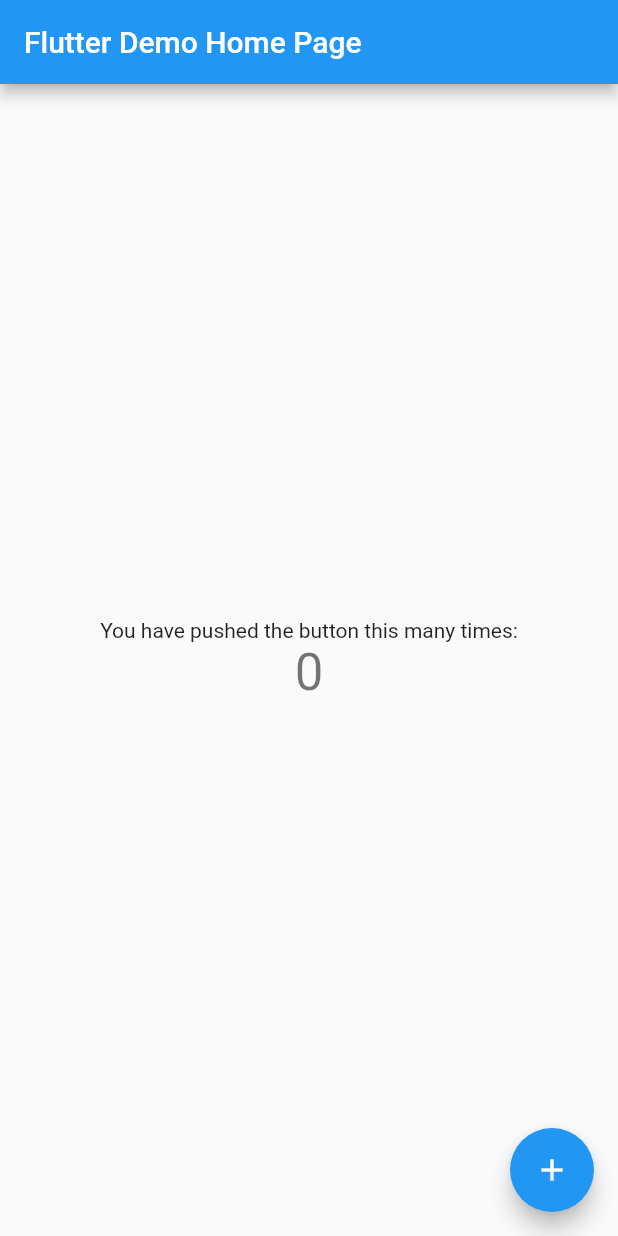
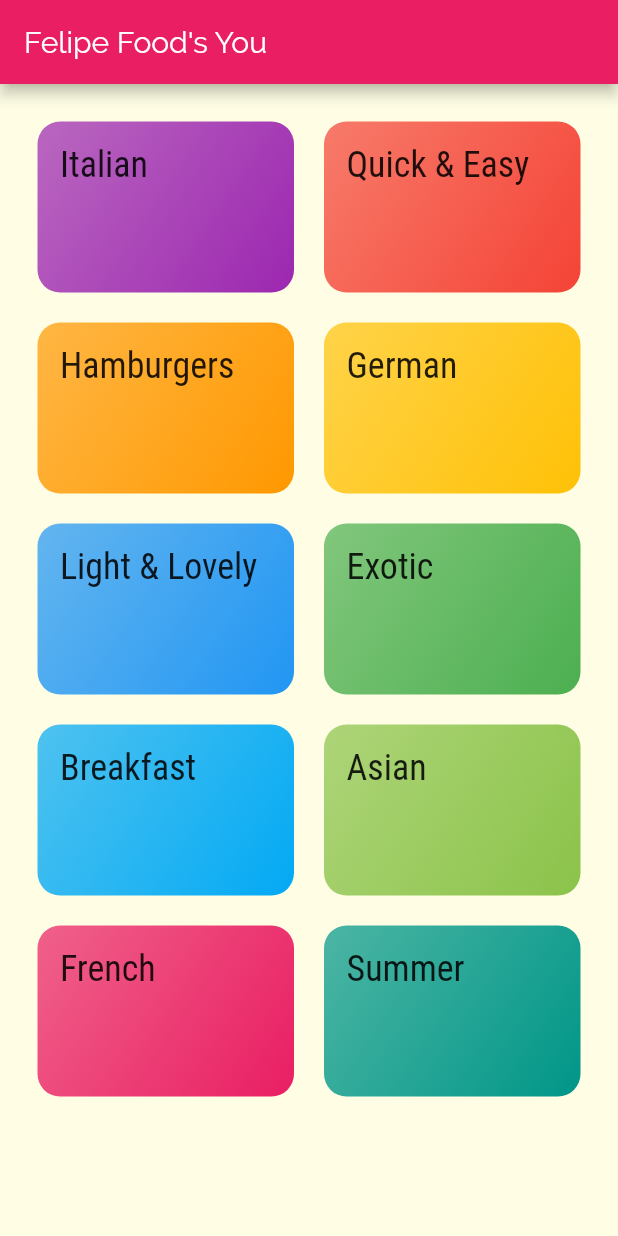
Before and after one commit to felipegabriel1942/curso-flutter-comidas-app, a Flutter app: the screen it shows after launch, on a phone screen of 412 x 824 dp. Run offline on Flutter 3.47's test engine with Material 2 defaults, Android fonts, the phone set to English and light mode, and no system bars.

Commit message:
Tela inicial e estilo inicial

```diff
--- /dev/null
+++ b/lib/categories_screen.dart
@@ -0,0 +1,24 @@
+import 'package:flutter/material.dart';
+
+import './category_item.dart';
+import './dummy_data.dart';
+
+class CategoriesScreen extends StatelessWidget {
+  @override
+  Widget build(BuildContext context) {
+    return Scaffold(
+      appBar: AppBar(title: Text('Felipe Food\'s You')),
+      body: GridView(
+        padding: const EdgeInsets.all(25),
+        children: DUMMY_CATEGORIES
+            .map((catData) => CategoryItem(catData.title, catData.color))
+            .toList(),
+        gridDelegate: SliverGridDelegateWithMaxCrossAxisExtent(
+            maxCrossAxisExtent: 200,
+            childAspectRatio: 3 / 2,
+            crossAxisSpacing: 20,
+            mainAxisSpacing: 20),
+      ),
+    );
+  }
+}
--- /dev/null
+++ b/lib/category_item.dart
@@ -0,0 +1,25 @@
+import 'package:flutter/material.dart';
+
+class CategoryItem extends StatelessWidget {
+  final String title;
+  final Color color;
+
+  CategoryItem(this.title, this.color);
+
+  @override
+  Widget build(BuildContext context) {
+    return Container(
+      padding: const EdgeInsets.all(15),
+      child: Text(
+        title,
+        style: Theme.of(context).textTheme.title,
+      ),
+      decoration: BoxDecoration(
+          gradient: LinearGradient(
+              colors: [color.withOpacity(0.7), color],
+              begin: Alignment.topLeft,
+              end: Alignment.bottomRight),
+          borderRadius: BorderRadius.circular(15)),
+    );
+  }
+}
--- /dev/null
+++ b/lib/dummy_data.dart
@@ -0,0 +1,56 @@
+import 'package:flutter/material.dart';
+
+import './models/category.dart';
+
+const DUMMY_CATEGORIES = const [
+  Category(
+    id: 'c1',
+    title: 'Italian',
+    color: Colors.purple,
+  ),
+  Category(
+    id: 'c2',
+    title: 'Quick & Easy',
+    color: Colors.red,
+  ),
+  Category(
+    id: 'c3',
+    title: 'Hamburgers',
+    color: Colors.orange,
+  ),
+  Category(
+    id: 'c4',
+    title: 'German',
+    color: Colors.amber,
+  ),
+  Category(
+    id: 'c5',
+    title: 'Light & Lovely',
+    color: Colors.blue,
+  ),
+  Category(
+    id: 'c6',
+    title: 'Exotic',
+    color: Colors.green,
+  ),
+  Category(
+    id: 'c7',
+    title: 'Breakfast',
+    color: Colors.lightBlue,
+  ),
+  Category(
+    id: 'c8',
+    title: 'Asian',
+    color: Colors.lightGreen,
+  ),
+  Category(
+    id: 'c9',
+    title: 'French',
+    color: Colors.pink,
+  ),
+  Category(
+    id: 'c10',
+    title: 'Summer',
+    color: Colors.teal,
+  ),
+];
--- a/lib/main.dart
+++ b/lib/main.dart
@@ -1,4 +1,5 @@
 import 'package:flutter/material.dart';
+import './categories_screen.dart';
 
 void main() => runApp(MyApp());
 
@@ -7,105 +8,17 @@ class MyApp extends StatelessWidget {
   @override
   Widget build(BuildContext context) {
     return MaterialApp(
-      title: 'Flutter Demo',
+      title: 'Felipe Foods',
       theme: ThemeData(
-        // This is the theme of your application.
-        //
-        // Try running your application with "flutter run". You'll see the
-        // application has a blue toolbar. Then, without quitting the app, try
-        // changing the primarySwatch below to Colors.green and then invoke
-        // "hot reload" (press "r" in the console where you ran "flutter run",
-        // or simply save your changes to "hot reload" in a Flutter IDE).
-        // Notice that the counter didn't reset back to zero; the application
-        // is not restarted.
-        primarySwatch: Colors.blue,
-      ),
-      home: MyHomePage(title: 'Flutter Demo Home Page'),
+          primarySwatch: Colors.pink,
+          accentColor: Colors.amber,
+          canvasColor: Color.fromRGBO(255, 254, 229, 1),
+          fontFamily: 'Raleway',
+          textTheme: ThemeData.light().textTheme.copyWith(
+              body1: TextStyle(color: Color.fromRGBO(20, 51, 51, 1)),
+              body2: TextStyle(color: Color.fromRGBO(20, 51, 51, 1)),
+              title: TextStyle(fontSize: 24, fontFamily: 'RobotoCondensed'))),
+      home: CategoriesScreen(),
     );
   }
 }
-
-class MyHomePage extends StatefulWidget {
-  MyHomePage({Key key, this.title}) : super(key: key);
-
-  // This widget is the home page of your application. It is stateful, meaning
-  // that it has a State object (defined below) that contains fields that affect
-  // how it looks.
-
-  // This class is the configuration for the state. It holds the values (in this
-  // case the title) provided by the parent (in this case the App widget) and
-  // used by the build method of the State. Fields in a Widget subclass are
-  // always marked "final".
-
-  final String title;
-
-  @override
-  _MyHomePageState createState() => _MyHomePageState();
-}
-
-class _MyHomePageState extends State<MyHomePage> {
-  int _counter = 0;
-
-  void _incrementCounter() {
-    setState(() {
-      // This call to setState tells the Flutter framework that something has
-      // changed in this State, which causes it to rerun the build method below
-      // so that the display can reflect the updated values. If we changed
-      // _counter without calling setState(), then the build method would not be
-      // called again, and so nothing would appear to happen.
-      _counter++;
-    });
-  }
-
-  @override
-  Widget build(BuildContext context) {
-    // This method is rerun every time setState is called, for instance as done
-    // by the _incrementCounter method above.
-    //
-    // The Flutter framework has been optimized to make rerunning build methods
-    // fast, so that you can just rebuild anything that needs updating rather
-    // than having to individually change instances of widgets.
-    return Scaffold(
-      appBar: AppBar(
-        // Here we take the value from the MyHomePage object that was created by
-        // the App.build method, and use it to set our appbar title.
-        title: Text(widget.title),
-      ),
-      body: Center(
-        // Center is a layout widget. It takes a single child and positions it
-        // in the middle of the parent.
-        child: Column(
-          // Column is also a layout widget. It takes a list of children and
-          // arranges them vertically. By default, it sizes itself to fit its
-          // children horizontally, and tries to be as tall as its parent.
-          //
-          // Invoke "debug painting" (press "p" in the console, choose the
-          // "Toggle Debug Paint" action from the Flutter Inspector in Android
-          // Studio, or the "Toggle Debug Paint" command in Visual Studio Code)
-          // to see the wireframe for each widget.
-          //
-          // Column has various properties to control how it sizes itself and
-          // how it positions its children. Here we use mainAxisAlignment to
-          // center the children vertically; the main axis here is the vertical
-          // axis because Columns are vertical (the cross axis would be
-          // horizontal).
-          mainAxisAlignment: MainAxisAlignment.center,
-          children: <Widget>[
-            Text(
-              'You have pushed the button this many times:',
-            ),
-            Text(
-              '$_counter',
-              style: Theme.of(context).textTheme.display1,
-            ),
-          ],
-        ),
-      ),
-      floatingActionButton: FloatingActionButton(
-        onPressed: _incrementCounter,
-        tooltip: 'Increment',
-        child: Icon(Icons.add),
-      ), // This trailing comma makes auto-formatting nicer for build methods.
-    );
-  }
-}
--- /dev/null
+++ b/lib/models/category.dart
@@ -0,0 +1,12 @@
+import 'package:flutter/material.dart';
+
+class Category {
+  final String id;
+  final String title;
+  final Color color;
+
+  const Category({
+    @required this.id,
+    @required this.title,
+    this.color = Colors.orange});
+}
```
Also changed, not shown: pubspec.yaml (+17 -11 lines), lib/assets/fonts/Raleway-Black.ttf (added), lib/assets/fonts/Raleway-Bold.ttf (added), lib/assets/fonts/Raleway-Regular.ttf (added), lib/assets/fonts/RobotoCondensed-Bold.ttf (added), lib/assets/fonts/RobotoCondensed-Italic.ttf (added), lib/assets/fonts/RobotoCondensed-Light.ttf (added), lib/assets/fonts/RobotoCondensed-Regular.ttf (added).
